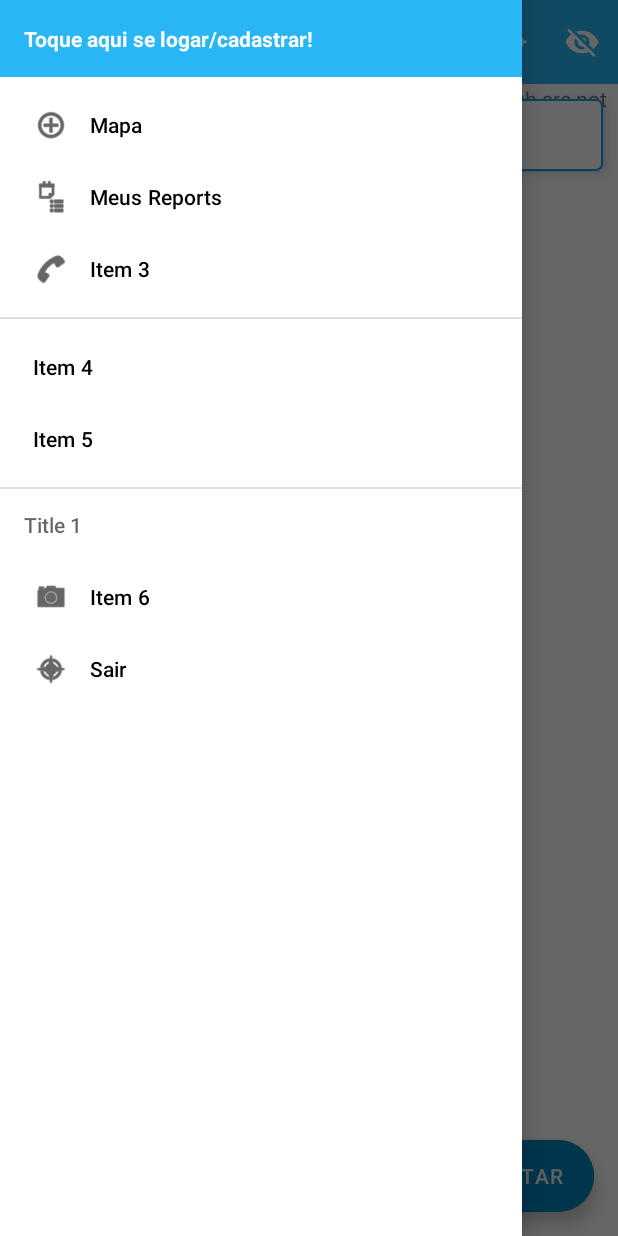
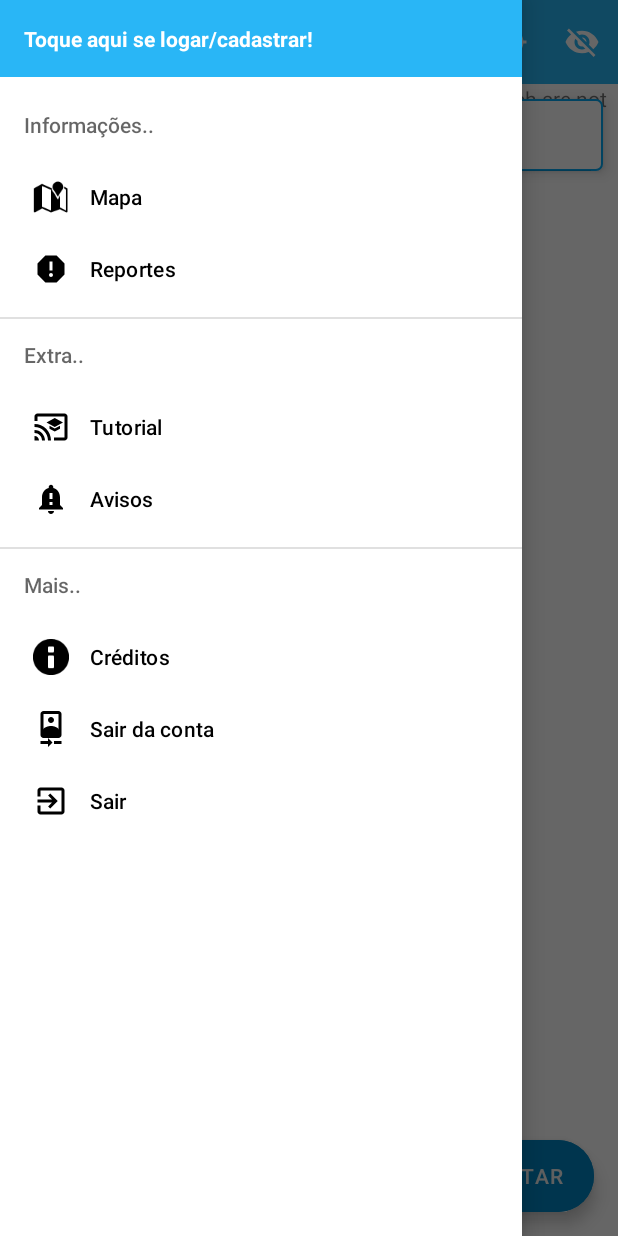
Before and after one commit to mauriciobenigno/SecureWay, an Android app: the screen it shows after launch (PrincipalActivity), with the side drawer open, on a phone screen of 412 x 824 dp. Run offline under Robolectric (Android 15) with nearby library versions, the phone set to English and light mode, and no system bars; our stand-ins replace Firebase (no records; nobody signed in at launch, a user with empty details on screens opened directly), Room's generated code; libraries missing offline, so code that uses them is left out: com.facebook.stetho, com.google.maps.android; 2 statements that could not run were skipped.

Commit message:
Feat: Menu / Icones / Listas

```diff
--- /dev/null
+++ b/app/src/main/res/drawable/ic_education.xml
@@ -0,0 +1,10 @@
+<vector xmlns:android="http://schemas.android.com/apk/res/android"
+    android:width="24dp"
+    android:height="24dp"
+    android:viewportWidth="24"
+    android:viewportHeight="24"
+    android:tint="?attr/colorControlNormal">
+  <path
+      android:fillColor="@android:color/white"
+      android:pathData="M21,3H3C1.9,3 1,3.9 1,5v3h2V5h18v14h-7v2h7c1.1,0 2,-0.9 2,-2V5C23,3.9 22.1,3 21,3zM1,18v3h3C4,19.34 2.66,18 1,18zM1,14v2c2.76,0 5,2.24 5,5h2C8,17.13 4.87,14 1,14zM1,10v2c4.97,0 9,4.03 9,9h2C12,14.92 7.07,10 1,10zM11,11.09v2L14.5,15l3.5,-1.91v-2L14.5,13L11,11.09zM14.5,6L9,9l5.5,3L20,9L14.5,6z"/>
+</vector>
--- /dev/null
+++ b/app/src/main/res/drawable/ic_exit_app.xml
@@ -0,0 +1,10 @@
+<vector xmlns:android="http://schemas.android.com/apk/res/android"
+    android:width="24dp"
+    android:height="24dp"
+    android:viewportWidth="24"
+    android:viewportHeight="24"
+    android:tint="?attr/colorControlNormal">
+  <path
+      android:fillColor="@android:color/white"
+      android:pathData="M10.09,15.59L11.5,17l5,-5 -5,-5 -1.41,1.41L12.67,11H3v2h9.67l-2.58,2.59zM19,3H5c-1.11,0 -2,0.9 -2,2v4h2V5h14v14H5v-4H3v4c0,1.1 0.89,2 2,2h14c1.1,0 2,-0.9 2,-2V5c0,-1.1 -0.9,-2 -2,-2z"/>
+</vector>
--- /dev/null
+++ b/app/src/main/res/drawable/ic_logout.xml
@@ -0,0 +1,10 @@
+<vector xmlns:android="http://schemas.android.com/apk/res/android"
+    android:width="24dp"
+    android:height="24dp"
+    android:viewportWidth="24"
+    android:viewportHeight="24"
+    android:tint="?attr/colorControlNormal">
+  <path
+      android:fillColor="@android:color/white"
+      android:pathData="M10,20L5,20v2h5v2l3,-3 -3,-3v2zM14,20v2h5v-2h-5zM12,8c1.1,0 2,-0.9 2,-2s-0.9,-2 -2,-2 -1.99,0.9 -1.99,2S10.9,8 12,8zM17,0L7,0C5.9,0 5,0.9 5,2v14c0,1.1 0.9,2 2,2h10c1.1,0 2,-0.9 2,-2L19,2c0,-1.1 -0.9,-2 -2,-2zM7,2h10v10.5c0,-1.67 -3.33,-2.5 -5,-2.5s-5,0.83 -5,2.5L7,2z"/>
+</vector>
--- /dev/null
+++ b/app/src/main/res/drawable/ic_notification.xml
@@ -0,0 +1,10 @@
+<vector xmlns:android="http://schemas.android.com/apk/res/android"
+    android:width="24dp"
+    android:height="24dp"
+    android:viewportWidth="24"
+    android:viewportHeight="24"
+    android:tint="?attr/colorControlNormal">
+  <path
+      android:fillColor="@android:color/white"
+      android:pathData="M18,16v-5c0,-3.07 -1.64,-5.64 -4.5,-6.32L13.5,4c0,-0.83 -0.67,-1.5 -1.5,-1.5s-1.5,0.67 -1.5,1.5v0.68C7.63,5.36 6,7.92 6,11v5l-2,2v1h16v-1l-2,-2zM13,16h-2v-2h2v2zM13,12h-2L11,8h2v4zM12,22c1.1,0 2,-0.9 2,-2h-4c0,1.1 0.89,2 2,2z"/>
+</vector>
--- /dev/null
+++ b/app/src/main/res/drawable/ic_report.xml
@@ -0,0 +1,10 @@
+<vector xmlns:android="http://schemas.android.com/apk/res/android"
+    android:width="24dp"
+    android:height="24dp"
+    android:viewportWidth="24"
+    android:viewportHeight="24"
+    android:tint="?attr/colorControlNormal">
+  <path
+      android:fillColor="@android:color/white"
+      android:pathData="M15.73,3L8.27,3L3,8.27v7.46L8.27,21h7.46L21,15.73L21,8.27L15.73,3zM12,17.3c-0.72,0 -1.3,-0.58 -1.3,-1.3 0,-0.72 0.58,-1.3 1.3,-1.3 0.72,0 1.3,0.58 1.3,1.3 0,0.72 -0.58,1.3 -1.3,1.3zM13,13h-2L11,7h2v6z"/>
+</vector>
--- a/app/src/main/res/menu/menu_nav.xml
+++ b/app/src/main/res/menu/menu_nav.xml
@@ -1,31 +1,45 @@
 <?xml version="1.0" encoding="utf-8"?>
 <menu xmlns:android="http://schemas.android.com/apk/res/android">
-    <group>
-        <item android:id="@+id/nav_item_map"
-            android:icon="@android:drawable/ic_menu_add"
-            android:title="Mapa" />
-        <item android:id="@+id/nav_item_reports"
-            android:icon="@android:drawable/ic_menu_agenda"
-            android:title="Meus Reports" />
-        <item android:id="@+id/nav_item_three"
-            android:icon="@android:drawable/ic_menu_call"
-            android:title="Item 3" />
-    </group>
 
-    <group android:id="@+id/group_menu">
-        <item android:id="@+id/nav_item_four"
-            android:title="Item 4" />
-        <item android:id="@+id/nav_item_five"
-            android:title="Item 5" />
-    </group>
+    <item android:title="Informações..">
+        <menu>
+            <item
+                android:id="@+id/nav_item_map"
+                android:icon="@android:drawable/ic_dialog_map"
+                android:title="Mapa" />
+            <item
+                android:id="@+id/nav_item_reports"
+                android:icon="@drawable/ic_report"
+                android:title="Reportes" />
+        </menu>
+    </item>
 
-    <item android:title="Title 1">
+    <item android:title="Extra..">
         <menu>
-            <item android:id="@+id/nav_item_six"
-                android:icon="@android:drawable/ic_menu_camera"
-                android:title="Item 6" />
-            <item android:id="@+id/nav_item_sair"
-                android:icon="@android:drawable/ic_menu_compass"
+            <item
+                android:id="@+id/nav_item_four"
+                android:icon="@drawable/ic_education"
+                android:title="Tutorial" />
+            <item
+                android:id="@+id/nav_item_five"
+                android:icon="@drawable/ic_notification"
+                android:title="Avisos" />
+        </menu>
+    </item>
+
+    <item android:title="Mais..">
+        <menu>
+            <item
+                android:id="@+id/nav_item_info"
+                android:icon="@android:drawable/ic_dialog_info"
+                android:title="Créditos" />
+            <item
+                android:id="@+id/nav_item_sair_conta"
+                android:icon="@drawable/ic_logout"
+                android:title="Sair da conta" />
+            <item
+                android:id="@+id/nav_item_sair"
+                android:icon="@drawable/ic_exit_app"
                 android:title="Sair" />
         </menu>
     </item>
```
Also changed, not shown: app/src/main/java/com/mauriciobenigno/secureway/ui/activity/PrincipalActivity.kt (+22 -15 lines), app/src/main/java/com/mauriciobenigno/secureway/ui/fragment/login/ConfirmaAutenticacaoFragment.kt (+7 -4 lines), app/src/main/java/com/mauriciobenigno/secureway/ui/fragment/report/ReportListFragment.kt (+18 -0 lines), app/src/main/res/drawable/ic_info_app.xml (added, +10 -0 lines), app/src/main/res/drawable/ic_map_icon.xml (added, +10 -0 lines), app/src/main/res/layout/report_list_fragment.xml (+14 -0 lines).
